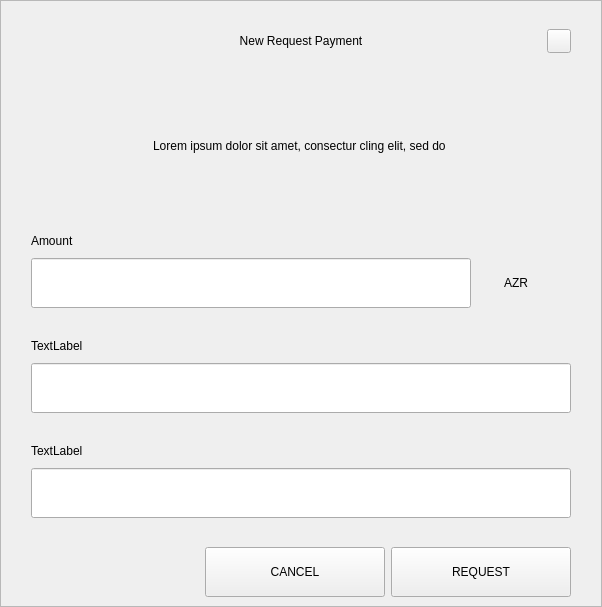
Old version of the form src/qt/aezora/forms/requestdialog.ui in the repository decenomy/AZR.
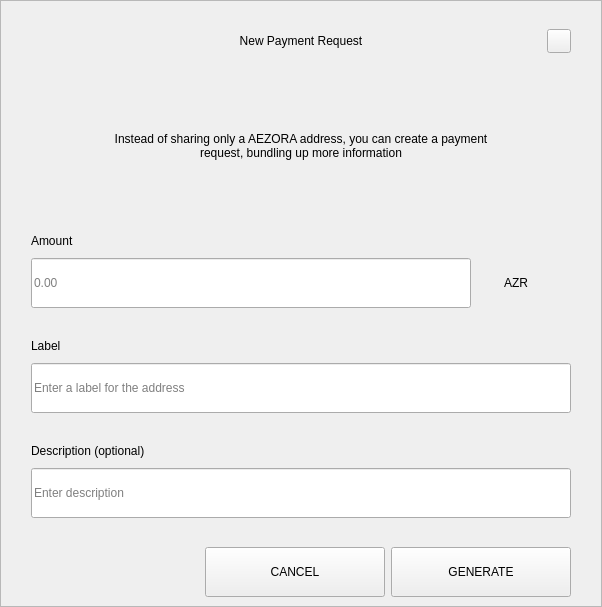
New version of the form.

The edit to the form file:
```diff
--- a/src/qt/aezora/forms/requestdialog.ui
+++ b/src/qt/aezora/forms/requestdialog.ui
@@ -92,7 +92,7 @@
            <string notr="true">padding-left:24px;</string>
           </property>
           <property name="text">
-           <string>New Request Payment</string>
+           <string>New Payment Request</string>
           </property>
           <property name="alignment">
            <set>Qt::AlignCenter</set>
@@ -210,7 +210,7 @@
              </size>
             </property>
             <property name="text">
-             <string>Lorem ipsum dolor sit amet, consectur cling elit, sed do </string>
+             <string>Instead of sharing only a AEZORA address, you can create a payment request, bundling up more information</string>
             </property>
             <property name="alignment">
              <set>Qt::AlignCenter</set>
@@ -289,6 +289,9 @@
                     <height>50</height>
                    </size>
                   </property>
+                  <property name="placeholderText">
+                   <string notr="true">0.00</string>
+                  </property>
                  </widget>
                 </item>
                 <item>
@@ -376,7 +379,7 @@
                </size>
               </property>
               <property name="text">
-               <string>TextLabel</string>
+               <string>Label</string>
               </property>
              </widget>
             </item>
@@ -394,6 +397,9 @@
                 <height>50</height>
                </size>
               </property>
+              <property name="placeholderText">
+               <string>Enter a label for the address</string>
+              </property>
              </widget>
             </item>
            </layout>
@@ -434,7 +440,7 @@
                </size>
               </property>
               <property name="text">
-               <string>TextLabel</string>
+               <string>Description (optional)</string>
               </property>
              </widget>
             </item>
@@ -452,6 +458,9 @@
                 <height>50</height>
                </size>
               </property>
+              <property name="placeholderText">
+               <string>Enter description</string>
+              </property>
              </widget>
             </item>
             <item>
@@ -672,7 +681,7 @@
             <enum>Qt::NoFocus</enum>
            </property>
            <property name="text">
-            <string>REQUEST</string>
+            <string>GENERATE</string>
            </property>
           </widget>
          </item>
```
